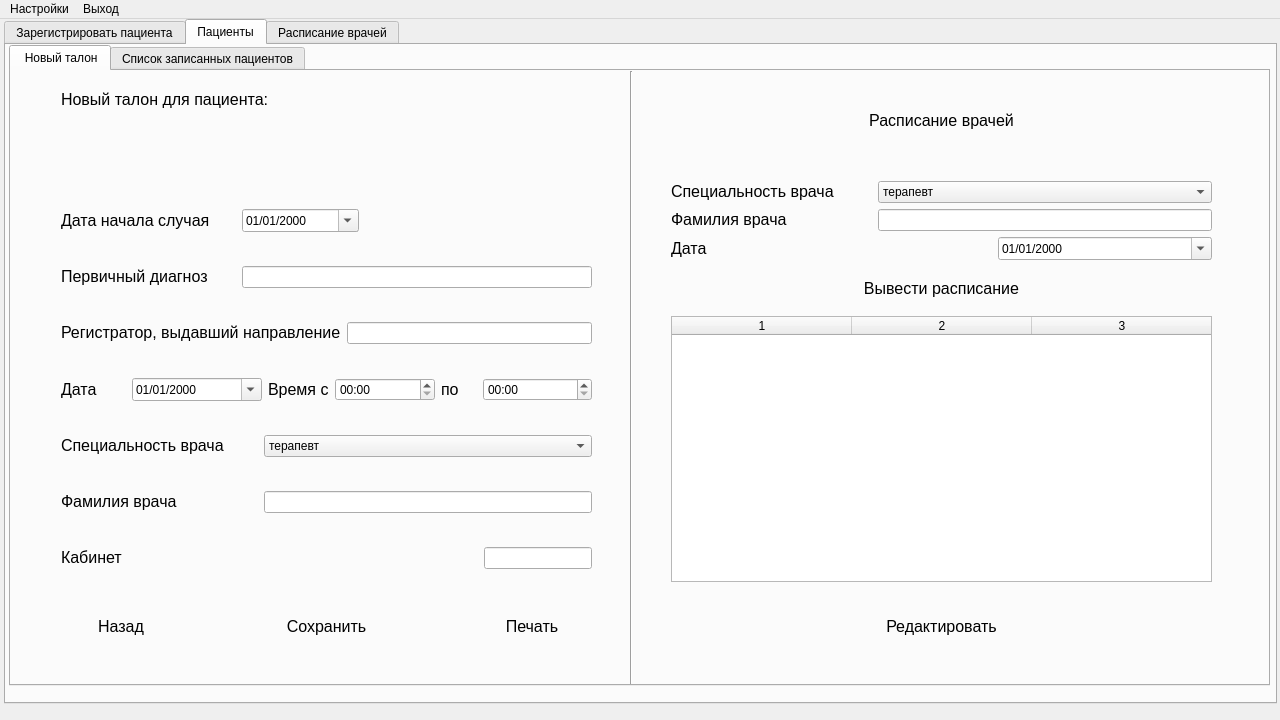
Qt form 6th-semester/software-architecture/src/View/ApplicationViewUi.ui (theseChains/uni-assignments) before a commit.
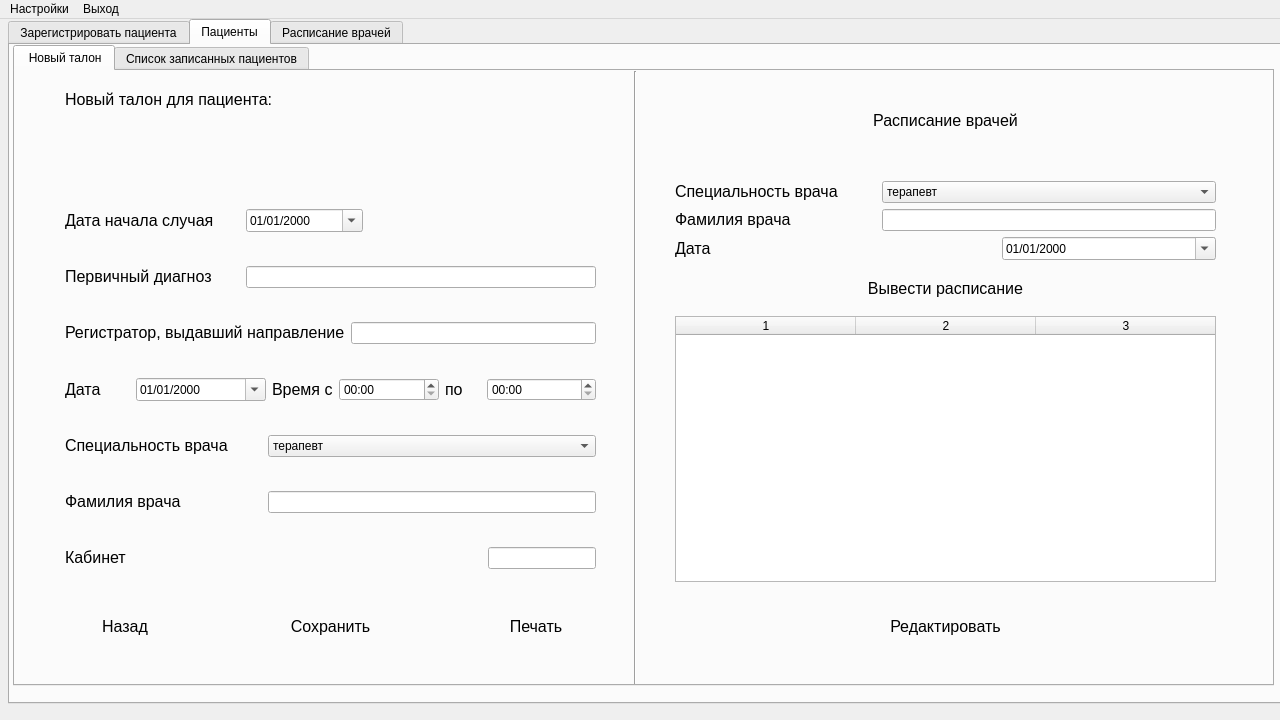
The same form after that commit. The open tabs and pages were chosen to show the change.

```diff
--- a/6th-semester/software-architecture/src/View/ApplicationViewUi.ui
+++ b/6th-semester/software-architecture/src/View/ApplicationViewUi.ui
@@ -17,7 +17,7 @@
    <widget class="QStackedWidget" name="UserStackedWidget">
     <property name="geometry">
      <rect>
-      <x>2</x>
+      <x>6</x>
       <y>0</y>
       <width>1280</width>
       <height>720</height>
```
Left out of the diff: 4 changed lines with no effect on the pictures.
